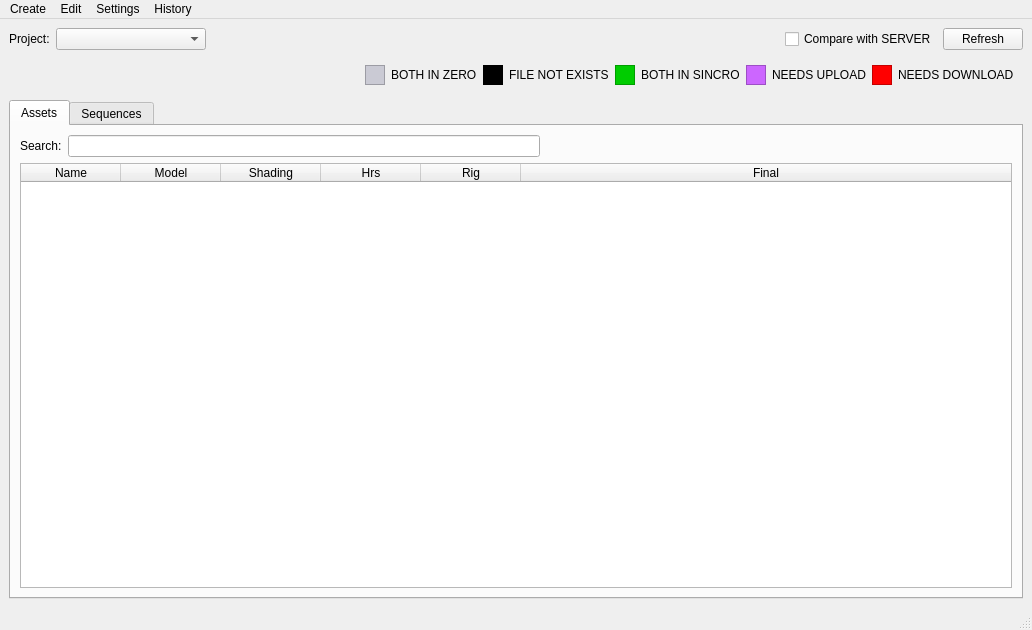
Qt form pipe/manager/manager.ui (skarone/PipeL) before a commit.
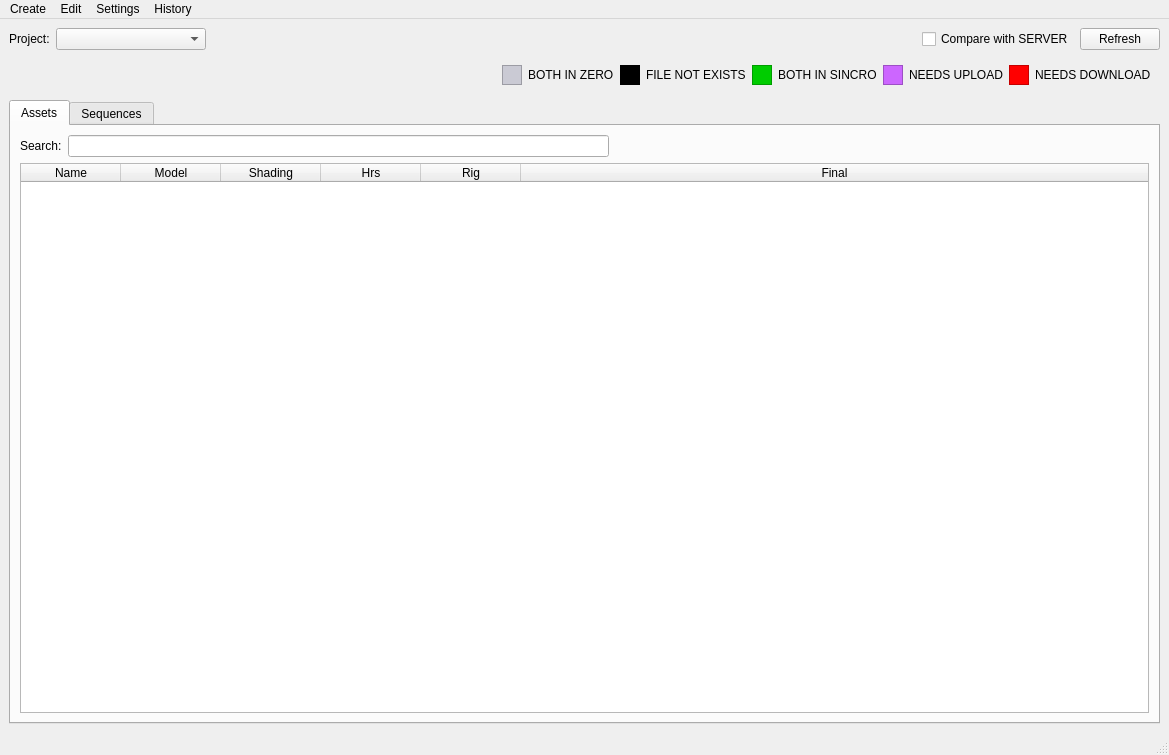
The same form after that commit.

The edit to the form file:
```diff
--- a/pipe/manager/manager.ui
+++ b/pipe/manager/manager.ui
@@ -6,8 +6,8 @@
    <rect>
     <x>0</x>
     <y>0</y>
-    <width>1032</width>
-    <height>630</height>
+    <width>1169</width>
+    <height>755</height>
    </rect>
   </property>
   <property name="windowTitle">
@@ -471,7 +471,7 @@
     <rect>
      <x>0</x>
      <y>0</y>
-     <width>1032</width>
+     <width>1169</width>
      <height>21</height>
     </rect>
    </property>
```
